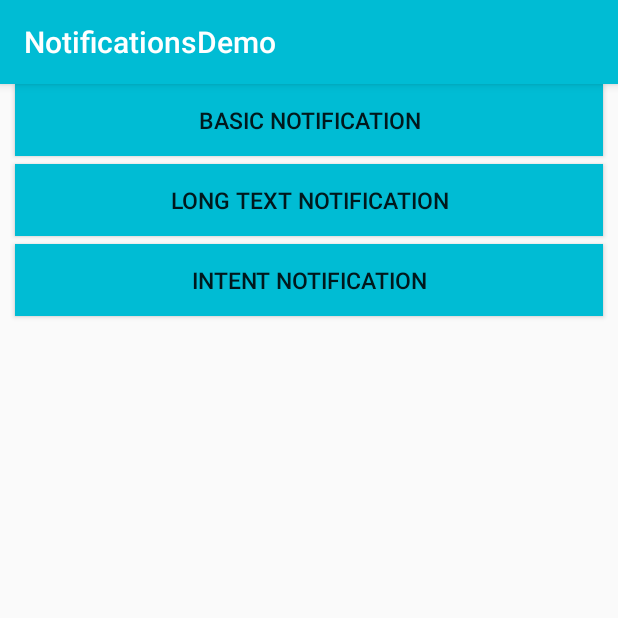
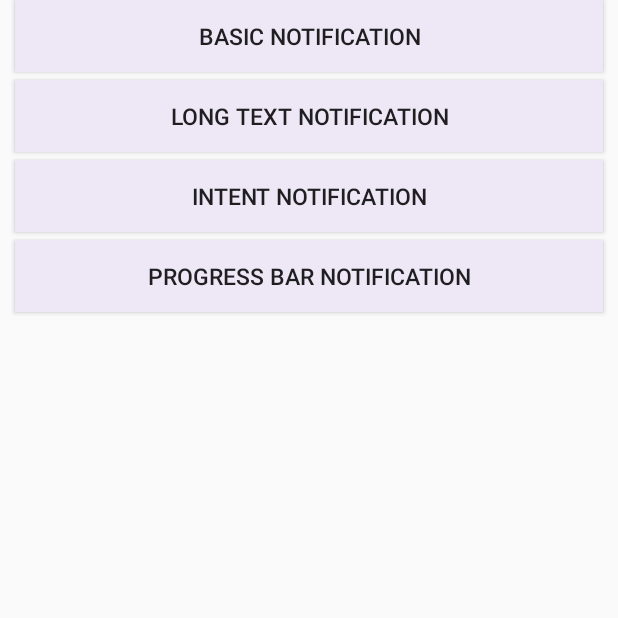
Before and after one commit to monicaivan25/NotificationsDemo, an Android app: the screen it shows after launch (MainActivity), after a tap on "INTENT NOTIFICATION", on a phone screen of 412 x 824 dp, the top half of it. Run offline under Robolectric (Android 15) with nearby library versions, the phone set to English and light mode, and no system bars.

Commit message:
Finished progress bar notification

```diff
--- a/app/build.gradle
+++ b/app/build.gradle
@@ -5,7 +5,7 @@ android {
     buildToolsVersion "29.0.1"
     defaultConfig {
         applicationId "com.monicaivan.notificationsdemo"
-        minSdkVersion 15
+        minSdkVersion 20
         targetSdkVersion 29
         versionCode 1
         versionName "1.0"
--- a/app/src/main/java/com/monicaivan/notificationsdemo/Cat.java
+++ b/app/src/main/java/com/monicaivan/notificationsdemo/Cat.java
@@ -9,6 +9,7 @@ public class Cat extends AppCompatActivity {
     @Override
     protected void onCreate(Bundle savedInstanceState) {
         super.onCreate(savedInstanceState);
+        getSupportActionBar().hide();
         setContentView(R.layout.activity_cat);
     }
 }
--- a/app/src/main/java/com/monicaivan/notificationsdemo/MainActivity.java
+++ b/app/src/main/java/com/monicaivan/notificationsdemo/MainActivity.java
@@ -7,15 +7,21 @@ import androidx.core.app.NotificationManagerCompat;
 import android.app.NotificationChannel;
 import android.app.NotificationManager;
 import android.app.PendingIntent;
+import android.app.RemoteInput;
 import android.content.Intent;
 import android.os.Build;
 import android.os.Bundle;
 import android.view.View;
 import android.widget.Button;
 
+import java.util.Timer;
+import java.util.TimerTask;
+
 public class MainActivity extends AppCompatActivity {
 
-    final private String CHANNEL_ID = "channel_id";
+    private static final String CHANNEL_ID = "channel_id";
+    private static final String KEY_TEXT_REPLY = "key_text_reply";
+    private static final int CONVERSATION_REQUEST_CODE = 123;
     private NotificationManagerCompat notificationManager;
 
 
@@ -23,14 +29,17 @@ public class MainActivity extends AppCompatActivity {
     protected void onCreate(Bundle savedInstanceState) {
         super.onCreate(savedInstanceState);
         setContentView(R.layout.activity_main);
+        getSupportActionBar().hide();
         createNotificationChannel();
         notificationManager = NotificationManagerCompat.from(this);
 
         findViewById(R.id.basic_notification_button).setOnClickListener(view -> createBasicNotification());
         findViewById(R.id.long_text_notification_button).setOnClickListener(view -> createBasicNotificationLongText());
         findViewById(R.id.intent_notification_button).setOnClickListener(view -> createIntentNotification());
+        findViewById(R.id.progress_notification_button).setOnClickListener(view -> createProgressBarNotification());
     }
 
+    ///Basic notifications
     private void createBasicNotification() {
         NotificationCompat.Builder builder = new NotificationCompat.Builder(this, CHANNEL_ID)
                 .setSmallIcon(R.drawable.ic_notifications)
@@ -59,8 +68,40 @@ public class MainActivity extends AppCompatActivity {
                 .setContentTitle("Cat")
                 .setContentText("Meow.")
                 .setContentIntent(pendingIntent)
-                .setPriority(NotificationCompat.PRIORITY_DEFAULT);
+                .setPriority(NotificationCompat.PRIORITY_DEFAULT)
+                .setAutoCancel(true);
         notificationManager.notify(3, builder.build());
+    }
+
+    //Progress bar notification
+    private void createProgressBarNotification() {
+
+        NotificationManagerCompat notificationManager = NotificationManagerCompat.from(this);
+        NotificationCompat.Builder builder = new NotificationCompat.Builder(this, CHANNEL_ID);
+        builder.setContentTitle("Progress bar notification")
+                .setContentText("Loading")
+                .setSmallIcon(R.drawable.ic_notifications)
+                .setPriority(NotificationCompat.PRIORITY_LOW);
+
+        final int PROGRESS_MAX = 100;
+        final int[] currentProgress = {0};
+
+        Timer timer = new Timer();
+        timer.scheduleAtFixedRate(new TimerTask() {
+            @Override
+            public void run() {
+                if (currentProgress[0] == PROGRESS_MAX) {
+                    builder.setContentText("Done")
+                            .setProgress(0, 0, false);
+                    notificationManager.notify(3, builder.build());
+                    timer.cancel();
+                } else {
+                    currentProgress[0] += 10;
+                    builder.setProgress(PROGRESS_MAX, currentProgress[0], false);
+                    notificationManager.notify(3, builder.build());
+                }
+            }
+        }, 0, 1000);
     }
 
     private void createNotificationChannel() {
--- a/app/src/main/res/drawable/ic_notifications.xml
+++ b/app/src/main/res/drawable/ic_notifications.xml
@@ -4,6 +4,6 @@
         android:viewportWidth="24.0"
         android:viewportHeight="24.0">
     <path
-        android:fillColor="#FF000000"
+        android:fillColor="#bbb5c3"
         android:pathData="M12,22c1.1,0 2,-0.9 2,-2h-4c0,1.1 0.89,2 2,2zM18,16v-5c0,-3.07 -1.64,-5.64 -4.5,-6.32L13.5,4c0,-0.83 -0.67,-1.5 -1.5,-1.5s-1.5,0.67 -1.5,1.5v0.68C7.63,5.36 6,7.92 6,11v5l-2,2v1h16v-1l-2,-2z"/>
 </vector>
--- a/app/src/main/res/layout/activity_main.xml
+++ b/app/src/main/res/layout/activity_main.xml
@@ -37,4 +37,15 @@
         android:layout_marginHorizontal="10dp"
         android:layout_marginTop="5dp"
         android:layout_below="@id/long_text_notification_button"/>
+
+    <Button
+        android:id="@+id/progress_notification_button"
+        android:layout_width="match_parent"
+        android:layout_height="wrap_content"
+        android:background="@color/colorPrimary"
+        android:text="Progress Bar Notification"
+        android:textSize="15sp"
+        android:layout_marginHorizontal="10dp"
+        android:layout_marginTop="5dp"
+        android:layout_below="@id/intent_notification_button"/>
 </RelativeLayout>
--- a/app/src/main/res/values/colors.xml
+++ b/app/src/main/res/values/colors.xml
@@ -1,6 +1,6 @@
 <?xml version="1.0" encoding="utf-8"?>
 <resources>
-    <color name="colorPrimary">#00BCD4</color>
-    <color name="colorPrimaryDark">#FF5722</color>
-    <color name="colorAccent">#673AB7</color>
+    <color name="colorPrimary">#ede7f6</color>
+    <color name="colorPrimaryDark">#bbb5c3</color>
+    <color name="colorAccent">#ffffff</color>
 </resources>
```
Also changed, not shown: app/src/main/res/drawable/cat.jpg (deleted), app/src/main/res/drawable/cat.png (added).
